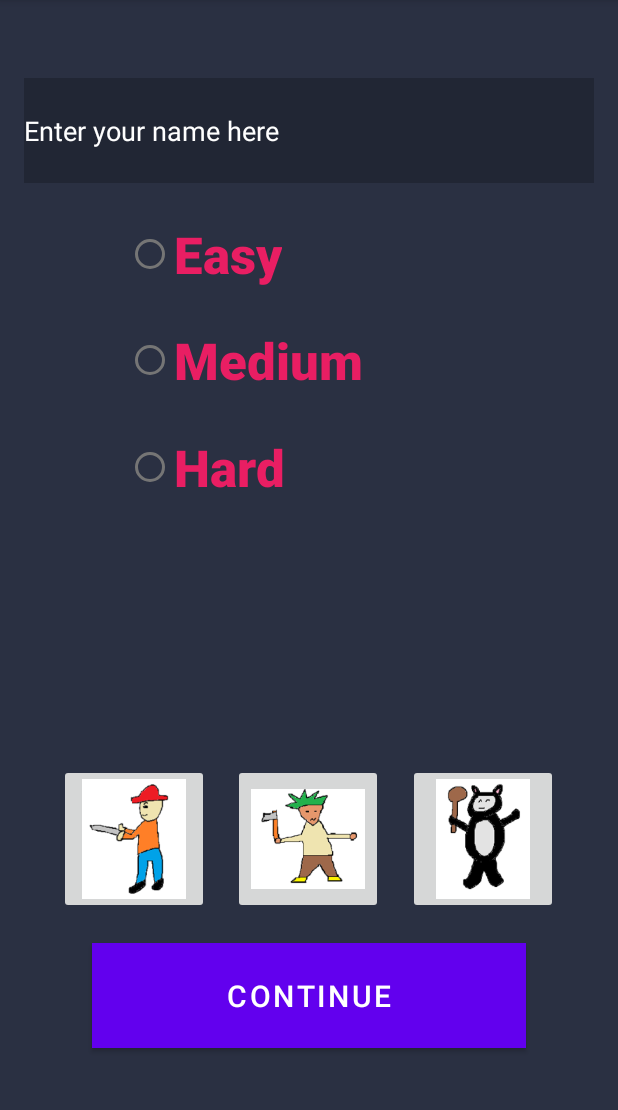
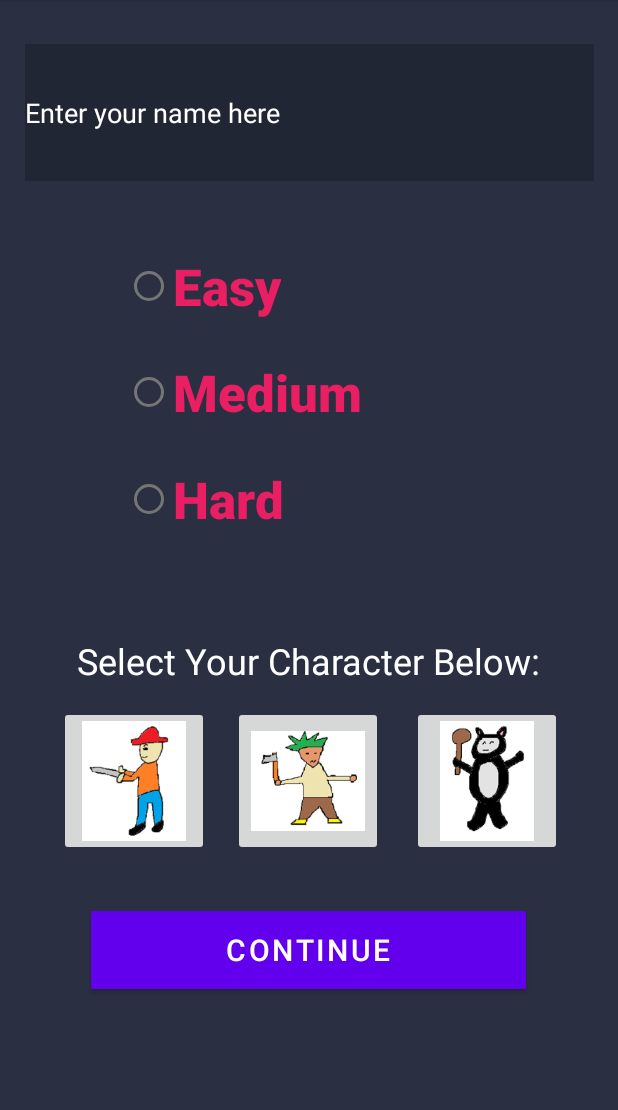
Before and after one commit to zaidm37/CS2340A_Team20, an Android app: the ConfigScreen screen opened directly, with no data from a screen before it, on a phone screen of 412 x 824 dp, the part 84-1194 px from its top. Run offline under Robolectric (Android 15) with nearby library versions, the phone set to English and light mode, and no system bars.

Commit message:
adjust config contraints and nearly finish fuctionality

```diff
--- a/app/src/main/java/com/example/dungeoncrawlersgroup20/ConfigScreen.java
+++ b/app/src/main/java/com/example/dungeoncrawlersgroup20/ConfigScreen.java
@@ -5,6 +5,7 @@ import android.view.View;
 import android.widget.Button;
 import android.widget.EditText;
 import android.widget.ImageButton;
+import android.widget.RadioButton;
 import android.widget.TextView;
 import android.widget.Toast;
 
@@ -13,10 +14,14 @@ import androidx.appcompat.app.AppCompatActivity;
 public class ConfigScreen extends AppCompatActivity {
     EditText Name;
     Button continueButton;
-    TextView textView;
     ImageButton sprite1;
     ImageButton sprite2;
     ImageButton sprite3;
+    int imagechecker = 0;
+    RadioButton Easy;
+    RadioButton Medium;
+    RadioButton Hard;
+    int radiochecker = 0;
 
 
 
@@ -25,11 +30,33 @@ public class ConfigScreen extends AppCompatActivity {
         super.onCreate(savedInstanceState);
         setContentView(R.layout.config_screen);
         Name = (EditText)findViewById(R.id.Name);
+        Easy = (RadioButton) findViewById(R.id.radioButton);
+        Easy.setOnClickListener(new View.OnClickListener() {
+            @Override
+            public void onClick(View view) {
+                radiochecker = 1;
+            }
+        });
+        Medium = (RadioButton) findViewById(R.id.radioButton2);
+        Medium.setOnClickListener(new View.OnClickListener() {
+            @Override
+            public void onClick(View view) {
+                radiochecker = 2;
+            }
+        });
+        Hard = (RadioButton) findViewById(R.id.radioButton3);
+        Hard.setOnClickListener(new View.OnClickListener() {
+            @Override
+            public void onClick(View view) {
+                radiochecker = 3;
+            }
+        });
         sprite1 = (ImageButton) findViewById(R.id.imageButton);
         sprite1.setOnClickListener(new View.OnClickListener() {
             @Override
             public void onClick(View view) {
                 Toast.makeText(ConfigScreen.this, "You Selected the First Character", Toast.LENGTH_SHORT).show();
+                imagechecker = 1;
             }
         });
         sprite2 = (ImageButton) findViewById(R.id.imageButton2);
@@ -37,6 +64,7 @@ public class ConfigScreen extends AppCompatActivity {
             @Override
             public void onClick(View view) {
                 Toast.makeText(ConfigScreen.this, "You Selected the Second Character", Toast.LENGTH_SHORT).show();
+                imagechecker = 2;
             }
         });
         sprite3 = (ImageButton) findViewById(R.id.imageButton3);
@@ -44,8 +72,19 @@ public class ConfigScreen extends AppCompatActivity {
             @Override
             public void onClick(View view) {
                 Toast.makeText(ConfigScreen.this, "You Selected the Third Character", Toast.LENGTH_SHORT).show();
+                imagechecker = 3;
             }
         });
         continueButton = (Button)findViewById(R.id.continueButton);
+        continueButton.setOnClickListener(new View.OnClickListener() {
+            @Override
+            public void onClick(View view) {
+                if ((Name.getText().toString().trim().length() > 0) && (imagechecker != 0) && (radiochecker != 0)) {
+                    int dummy = 0;
+                } else {
+                    Toast.makeText(ConfigScreen.this, "You need to select an image, difficulty, and/or enter a name before continuing", Toast.LENGTH_SHORT).show();
+                }
+            }
+        });
     }
 }
--- a/app/src/main/res/layout/config_screen.xml
+++ b/app/src/main/res/layout/config_screen.xml
@@ -11,13 +11,12 @@
         android:id="@+id/radioGroup"
         android:layout_width="244dp"
         android:layout_height="203dp"
-        android:layout_marginStart="61dp"
-        android:layout_marginEnd="61dp"
-        android:layout_marginBottom="280dp"
-        app:layout_constraintBottom_toTopOf="@+id/continueButton"
+        app:layout_constraintBottom_toBottomOf="parent"
         app:layout_constraintEnd_toEndOf="parent"
+        app:layout_constraintHorizontal_bias="0.497"
         app:layout_constraintStart_toStartOf="parent"
-        app:layout_constraintTop_toBottomOf="@+id/Name">
+        app:layout_constraintTop_toTopOf="parent"
+        app:layout_constraintVertical_bias="0.295">
 
         <RadioButton
             android:id="@+id/radioButton"
@@ -49,12 +48,8 @@
 
     <EditText
         android:id="@+id/Name"
-        android:layout_width="0dp"
-        android:layout_height="0dp"
-        android:layout_marginStart="16dp"
-        android:layout_marginTop="52dp"
-        android:layout_marginEnd="16dp"
-        android:layout_marginBottom="23dp"
+        android:layout_width="379dp"
+        android:layout_height="91dp"
         android:background="@color/cardview_shadow_start_color"
         android:ems="10"
         android:hint="Enter your name here"
@@ -62,26 +57,25 @@
         android:text=""
         android:textColor="#FFFFFF"
         android:textColorHint="#FFFFFF"
-        app:layout_constraintBottom_toTopOf="@+id/radioGroup"
+        app:layout_constraintBottom_toBottomOf="parent"
         app:layout_constraintEnd_toEndOf="parent"
-        app:layout_constraintHorizontal_bias="0.0"
         app:layout_constraintStart_toStartOf="parent"
-        app:layout_constraintTop_toTopOf="parent" />
+        app:layout_constraintTop_toTopOf="parent"
+        app:layout_constraintVertical_bias="0.043" />
 
     <Button
         android:id="@+id/continueButton"
-        android:layout_width="0dp"
-        android:layout_height="0dp"
-        android:layout_marginStart="61dp"
-        android:layout_marginEnd="61dp"
-        android:layout_marginBottom="69dp"
+        android:layout_width="290dp"
+        android:layout_height="52dp"
         android:background="@color/white"
         android:text="Continue"
         android:textSize="20sp"
         app:layout_constraintBottom_toBottomOf="parent"
         app:layout_constraintEnd_toEndOf="parent"
+        app:layout_constraintHorizontal_bias="0.495"
         app:layout_constraintStart_toStartOf="parent"
-        app:layout_constraintTop_toBottomOf="@+id/radioGroup" />
+        app:layout_constraintTop_toTopOf="parent"
+        app:layout_constraintVertical_bias="0.848" />
 
     <ImageButton
         android:id="@+id/imageButton"
@@ -94,7 +88,7 @@
         app:layout_constraintHorizontal_bias="0.125"
         app:layout_constraintStart_toStartOf="parent"
         app:layout_constraintTop_toTopOf="parent"
-        app:layout_constraintVertical_bias="0.762" />
+        app:layout_constraintVertical_bias="0.705" />
 
     <ImageButton
         android:id="@+id/imageButton2"
@@ -107,7 +101,7 @@
         app:layout_constraintHorizontal_bias="0.498"
         app:layout_constraintStart_toStartOf="parent"
         app:layout_constraintTop_toTopOf="parent"
-        app:layout_constraintVertical_bias="0.762" />
+        app:layout_constraintVertical_bias="0.705" />
 
     <ImageButton
         android:id="@+id/imageButton3"
@@ -117,9 +111,22 @@
         android:src="@drawable/sprite3"
         app:layout_constraintBottom_toBottomOf="parent"
         app:layout_constraintEnd_toEndOf="parent"
-        app:layout_constraintHorizontal_bias="0.871"
+        app:layout_constraintHorizontal_bias="0.881"
         app:layout_constraintStart_toStartOf="parent"
         app:layout_constraintTop_toTopOf="parent"
-        app:layout_constraintVertical_bias="0.762" />
+        app:layout_constraintVertical_bias="0.705" />
+
+    <TextView
+        android:id="@+id/textView2"
+        android:layout_width="wrap_content"
+        android:layout_height="wrap_content"
+        android:text="Select Your Character Below:"
+        android:textColor="#FFFFFF"
+        android:textSize="24sp"
+        app:layout_constraintBottom_toBottomOf="parent"
+        app:layout_constraintEnd_toEndOf="parent"
+        app:layout_constraintStart_toStartOf="parent"
+        app:layout_constraintTop_toTopOf="parent"
+        app:layout_constraintVertical_bias="0.577" />
 
 </androidx.constraintlayout.widget.ConstraintLayout>
```
